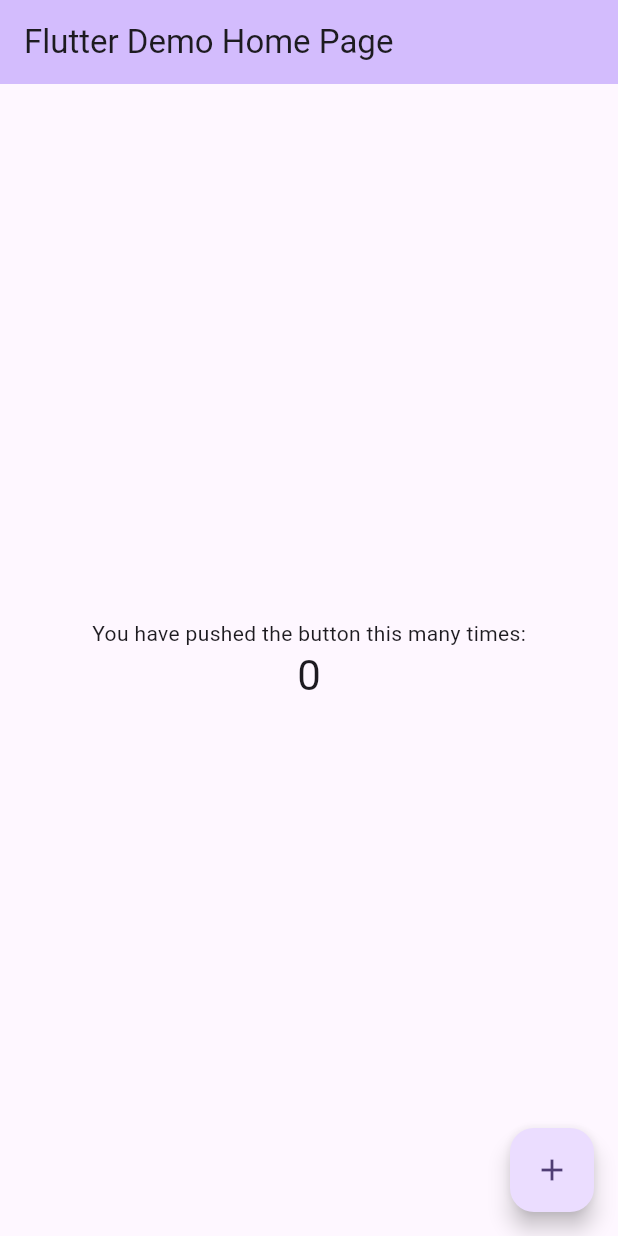
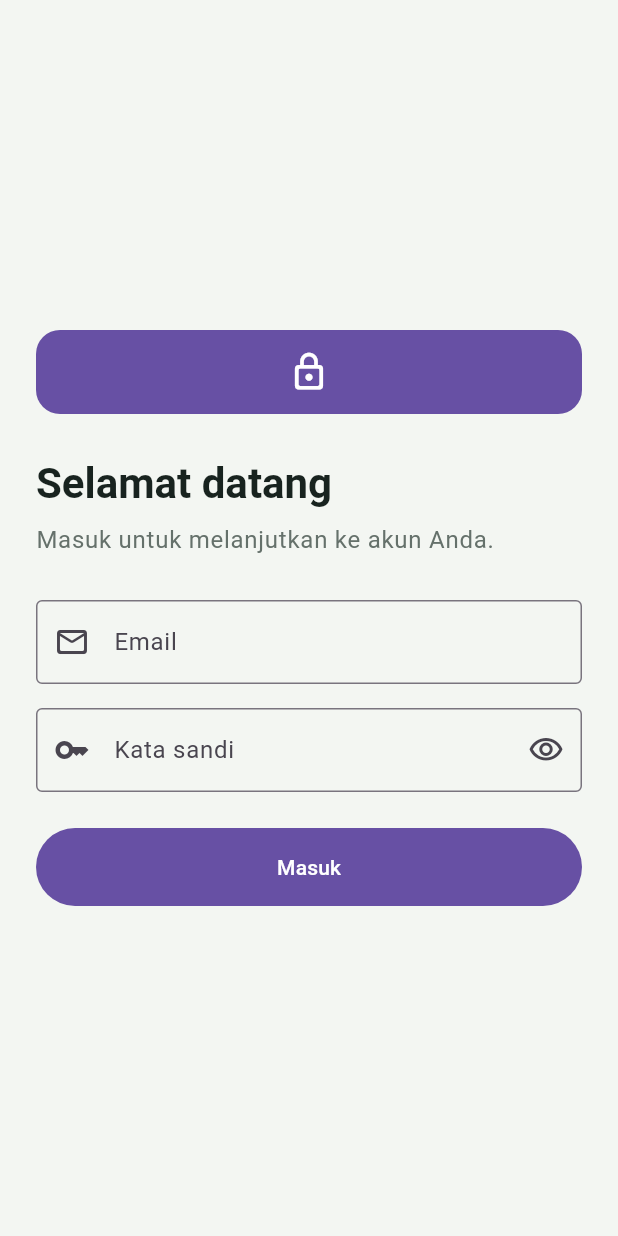
Before and after one commit to MNawfal24/244107020174-Mobile-Course, a Flutter app: the screen it shows after launch, on a phone screen of 412 x 824 dp. Run offline on Flutter 3.47's test engine with Material 3 defaults, Android fonts, the phone set to English and light mode, and no system bars; our stand-ins replace dio, firebase_core, firebase_messaging, flutter_local_notifications, flutter_riverpod, flutter_secure_storage and 4 more; accounts and stored records are empty.

Commit message:
Commit Praktikum 2

```diff
--- a/06-week-6-authentication-security-fcm/lib/main.dart
+++ b/06-week-6-authentication-security-fcm/lib/main.dart
@@ -1,122 +1,75 @@
 import 'package:flutter/material.dart';
+import 'package:firebase_core/firebase_core.dart';
+import 'package:flutter_riverpod/flutter_riverpod.dart';
+import 'package:go_router/go_router.dart';
 
-void main() {
-  runApp(const MyApp());
+// Import Praktikum 1
+import 'providers/auth_provider.dart';
+import 'pages/login_page.dart';
+import 'pages/home_page.dart';
+import 'pages/announcement_page.dart';
+
+// Import Praktikum 2
+import 'messaging/push_service.dart';
+
+// Container untuk menyimpan state
+final container = ProviderContainer();
+
+// Konfigurasi Navigasi
+final router = GoRouter(
+  redirect: (context, state) {
+    final loggedIn = container.read(authStateProvider).value ?? false;
+    final goingLogin = state.matchedLocation == '/login';
+
+    if (!loggedIn && !goingLogin) return '/login';
+    if (loggedIn && goingLogin) return '/';
+    return null;
+  },
+  routes: [
+   GoRoute(path: '/login', builder: (_, _) => const LoginPage()),
+  GoRoute(path: '/', builder: (_, _) => const HomePage()),
+    GoRoute(
+      path: '/pengumuman/:id',
+      builder: (_, s) => AnnouncementPage(id: s.pathParameters['id'] ?? ''),
+    ),
+  ],
+);
+
+void main() async {
+  // Wajib sebelum inisialisasi Firebase
+  WidgetsFlutterBinding.ensureInitialized();
+
+  // Inisialisasi Firebase (Praktikum 2)
+  await Firebase.initializeApp();
+
+  // Inisialisasi Notifikasi (Praktikum 2)
+  await requestNotificationPermission();
+  await initLocalNotifications();
+
+  // Ambil Token FCM (Praktikum 2)
+  await initFcmToken(onToken: (token) async {
+    final displayToken = token.length > 12 ? '${token.substring(0, 12)}...' : token;
+    debugPrint('FCM Token: $displayToken');
+  });
+
+  // Jalankan Aplikasi
+  runApp(
+    UncontrolledProviderScope(
+      container: container,
+      child: const MyApp(),
+    ),
+  );
 }
 
 class MyApp extends StatelessWidget {
   const MyApp({super.key});
 
-  // This widget is the root of your application.
   @override
   Widget build(BuildContext context) {
-    return MaterialApp(
-      title: 'Flutter Demo',
-      theme: ThemeData(
-        // This is the theme of your application.
-        //
-        // TRY THIS: Try running your application with "flutter run". You'll see
-        // the application has a purple toolbar. Then, without quitting the app,
-        // try changing the seedColor in the colorScheme below to Colors.green
-        // and then invoke "hot reload" (save your changes or press the "hot
-        // reload" button in a Flutter-supported IDE, or press "r" if you used
-        // the command line to start the app).
-        //
-        // Notice that the counter didn't reset back to zero; the application
-        // state is not lost during the reload. To reset the state, use hot
-        // restart instead.
-        //
-        // This works for code too, not just values: Most code changes can be
-        // tested with just a hot reload.
-        colorScheme: .fromSeed(seedColor: Colors.deepPurple),
-      ),
-      home: const MyHomePage(title: 'Flutter Demo Home Page'),
+    return MaterialApp.router(
+      title: 'Week 6 Project',
+      debugShowCheckedModeBanner: false,
+      routerConfig: router,
     );
   }
 }
-
-class MyHomePage extends StatefulWidget {
-  const MyHomePage({super.key, required this.title});
-
-  // This widget is the home page of your application. It is stateful, meaning
-  // that it has a State object (defined below) that contains fields that affect
-  // how it looks.
-
-  // This class is the configuration for the state. It holds the values (in this
-  // case the title) provided by the parent (in this case the App widget) and
-  // used by the build method of the State. Fields in a Widget subclass are
-  // always marked "final".
-
-  final String title;
-
-  @override
-  State<MyHomePage> createState() => _MyHomePageState();
-}
-
-class _MyHomePageState extends State<MyHomePage> {
-  int _counter = 0;
-
-  void _incrementCounter() {
-    setState(() {
-      // This call to setState tells the Flutter framework that something has
-      // changed in this State, which causes it to rerun the build method below
-      // so that the display can reflect the updated values. If we changed
-      // _counter without calling setState(), then the build method would not be
-      // called again, and so nothing would appear to happen.
-      _counter++;
-    });
-  }
-
-  @override
-  Widget build(BuildContext context) {
-    // This method is rerun every time setState is called, for instance as done
-    // by the _incrementCounter method above.
-    //
-    // The Flutter framework has been optimized to make rerunning build methods
-    // fast, so that you can just rebuild anything that needs updating rather
-    // than having to individually change instances of widgets.
-    return Scaffold(
-      appBar: AppBar(
-        // TRY THIS: Try changing the color here to a specific color (to
-        // Colors.amber, perhaps?) and trigger a hot reload to see the AppBar
-        // change color while the other colors stay the same.
-        backgroundColor: Theme.of(context).colorScheme.inversePrimary,
-        // Here we take the value from the MyHomePage object that was created by
-        // the App.build method, and use it to set our appbar title.
-        title: Text(widget.title),
-      ),
-      body: Center(
-        // Center is a layout widget. It takes a single child and positions it
-        // in the middle of the parent.
-        child: Column(
-          // Column is also a layout widget. It takes a list of children and
-          // arranges them vertically. By default, it sizes itself to fit its
-          // children horizontally, and tries to be as tall as its parent.
-          //
-          // Column has various properties to control how it sizes itself and
-          // how it positions its children. Here we use mainAxisAlignment to
-          // center the children vertically; the main axis here is the vertical
-          // axis because Columns are vertical (the cross axis would be
-          // horizontal).
-          //
-          // TRY THIS: Invoke "debug painting" (choose the "Toggle Debug Paint"
-          // action in the IDE, or press "p" in the console), to see the
-          // wireframe for each widget.
-          mainAxisAlignment: .center,
-          children: [
-            const Text('You have pushed the button this many times:'),
-            Text(
-              '$_counter',
-              style: Theme.of(context).textTheme.headlineMedium,
-            ),
-          ],
-        ),
-      ),
-      floatingActionButton: FloatingActionButton(
-        onPressed: _incrementCounter,
-        tooltip: 'Increment',
-        child: const Icon(Icons.add),
-      ),
-    );
-  }
-}
--- a/06-week-6-authentication-security-fcm/lib/pages/login_page.dart
+++ b/06-week-6-authentication-security-fcm/lib/pages/login_page.dart
@@ -0,0 +1,207 @@
+import 'package:flutter/material.dart';
+import 'package:flutter_riverpod/flutter_riverpod.dart';
+import 'package:go_router/go_router.dart';
+
+import '../providers/auth_provider.dart';
+
+class LoginPage extends ConsumerStatefulWidget {
+  const LoginPage({super.key});
+
+  @override
+  ConsumerState<LoginPage> createState() => _LoginPageState();
+}
+
+class _LoginPageState extends ConsumerState<LoginPage> {
+  final _formKey = GlobalKey<FormState>();
+  final _emailController = TextEditingController();
+  final _passwordController = TextEditingController();
+  bool _obscurePassword = true;
+  String? _errorMessage;
+
+  @override
+  void dispose() {
+    _emailController.dispose();
+    _passwordController.dispose();
+    super.dispose();
+  }
+
+  Future<void> _login() async {
+    if (!_formKey.currentState!.validate()) return;
+
+    setState(() => _errorMessage = null);
+    await ref.read(authStateProvider.notifier).login(
+          _emailController.text.trim(),
+          _passwordController.text,
+        );
+
+    if (!mounted) return;
+
+    final authState = ref.read(authStateProvider);
+    if (authState.hasError) {
+      setState(() {
+        _errorMessage = authState.error.toString().replaceFirst('Exception: ', '');
+      });
+    } else if (authState.value == true) {
+      context.go('/');
+    }
+  }
+
+  @override
+  Widget build(BuildContext context) {
+    final isLoading = ref.watch(authStateProvider).isLoading;
+    final colors = Theme.of(context).colorScheme;
+
+    return Scaffold(
+      backgroundColor: const Color(0xFFF3F6F2),
+      body: SafeArea(
+        child: LayoutBuilder(
+          builder: (context, constraints) => SingleChildScrollView(
+            padding: const EdgeInsets.symmetric(horizontal: 24, vertical: 32),
+            child: ConstrainedBox(
+              constraints: BoxConstraints(minHeight: constraints.maxHeight - 64),
+              child: Center(
+                child: ConstrainedBox(
+                  constraints: const BoxConstraints(maxWidth: 420),
+                  child: Column(
+                    mainAxisAlignment: MainAxisAlignment.center,
+                    crossAxisAlignment: CrossAxisAlignment.stretch,
+                    children: [
+                      Container(
+                        width: 56,
+                        height: 56,
+                        alignment: Alignment.center,
+                        decoration: BoxDecoration(
+                          color: colors.primary,
+                          borderRadius: BorderRadius.circular(16),
+                        ),
+                        child: const Icon(
+                          Icons.lock_outline_rounded,
+                          color: Colors.white,
+                          size: 28,
+                        ),
+                      ),
+                      const SizedBox(height: 28),
+                      Text(
+                        'Selamat datang',
+                        style: Theme.of(context).textTheme.headlineMedium?.copyWith(
+                              fontWeight: FontWeight.w700,
+                              color: const Color(0xFF18231F),
+                            ),
+                      ),
+                      const SizedBox(height: 8),
+                      Text(
+                        'Masuk untuk melanjutkan ke akun Anda.',
+                        style: Theme.of(context).textTheme.bodyLarge?.copyWith(
+                              color: const Color(0xFF65716B),
+                            ),
+                      ),
+                      const SizedBox(height: 28),
+                      Form(
+                        key: _formKey,
+                        child: Column(
+                          crossAxisAlignment: CrossAxisAlignment.stretch,
+                          children: [
+                            TextFormField(
+                              controller: _emailController,
+                              keyboardType: TextInputType.emailAddress,
+                              textInputAction: TextInputAction.next,
+                              autofillHints: const [AutofillHints.username],
+                              decoration: const InputDecoration(
+                                labelText: 'Email',
+                                prefixIcon: Icon(Icons.mail_outline_rounded),
+                                border: OutlineInputBorder(),
+                              ),
+                              validator: (value) {
+                                final email = value?.trim() ?? '';
+                                if (email.isEmpty || !email.contains('@')) {
+                                  return 'Masukkan alamat email yang valid';
+                                }
+                                return null;
+                              },
+                            ),
+                            const SizedBox(height: 16),
+                            TextFormField(
+                              controller: _passwordController,
+                              obscureText: _obscurePassword,
+                              textInputAction: TextInputAction.done,
+                              autofillHints: const [AutofillHints.password],
+                              onFieldSubmitted: (_) => isLoading ? null : _login(),
+                              decoration: InputDecoration(
+                                labelText: 'Kata sandi',
+                                prefixIcon: const Icon(Icons.key_outlined),
+                                border: const OutlineInputBorder(),
+                                suffixIcon: IconButton(
+                                  tooltip: _obscurePassword
+                                      ? 'Tampilkan kata sandi'
+                                      : 'Sembunyikan kata sandi',
+                                  onPressed: () => setState(
+                                    () => _obscurePassword = !_obscurePassword,
+                                  ),
+                                  icon: Icon(
+                                    _obscurePassword
+                                        ? Icons.visibility_outlined
+                                        : Icons.visibility_off_outlined,
+                                  ),
+                                ),
+                              ),
+                              validator: (value) {
+                                if ((value ?? '').length < 6) {
+                                  return 'Kata sandi minimal 6 karakter';
+                                }
+                                return null;
+                              },
+                            ),
+                            if (_errorMessage != null) ...[
+                              const SizedBox(height: 16),
+                              Container(
+                                padding: const EdgeInsets.all(12),
+                                decoration: BoxDecoration(
+                                  color: colors.errorContainer,
+                                  borderRadius: BorderRadius.circular(8),
+                                ),
+                                child: Row(
+                                  crossAxisAlignment: CrossAxisAlignment.start,
+                                  children: [
+                                    Icon(Icons.error_outline, color: colors.error),
+                                    const SizedBox(width: 8),
+                                    Expanded(
+                                      child: Text(
+                                        _errorMessage!,
+                                        style: TextStyle(color: colors.onErrorContainer),
+                                      ),
+                                    ),
+                                  ],
+                                ),
+                              ),
+                            ],
+                            const SizedBox(height: 24),
+                            FilledButton(
+                              onPressed: isLoading ? null : _login,
+                              style: FilledButton.styleFrom(
+                                minimumSize: const Size.fromHeight(52),
+                              ),
+                              child: isLoading
+                                  ? const SizedBox(
+                                      width: 22,
+                                      height: 22,
+                                      child: CircularProgressIndicator(
+                                        strokeWidth: 2,
+                                        color: Colors.white,
+                                      ),
+                                    )
+                                  : const Text('Masuk'),
+                            ),
+                          ],
+                        ),
+                      ),
+                    ],
+                  ),
+                ),
+              ),
+            ),
+          ),
+        ),
+      ),
+    );
+  }
+}
```
Also changed, not shown: 06-week-6-authentication-security-fcm/lib/messaging/push_service.dart (+41 -0 lines), 06-week-6-authentication-security-fcm/lib/pages/announcement_page.dart (+12 -0 lines), 06-week-6-authentication-security-fcm/lib/pages/home_page.dart (+69 -0 lines), 06-week-6-authentication-security-fcm/ScreenShoot/fcm-console-test_1.png (added), 06-week-6-authentication-security-fcm/ScreenShoot/fcm-console-test_2.png (added), 5 other files.
